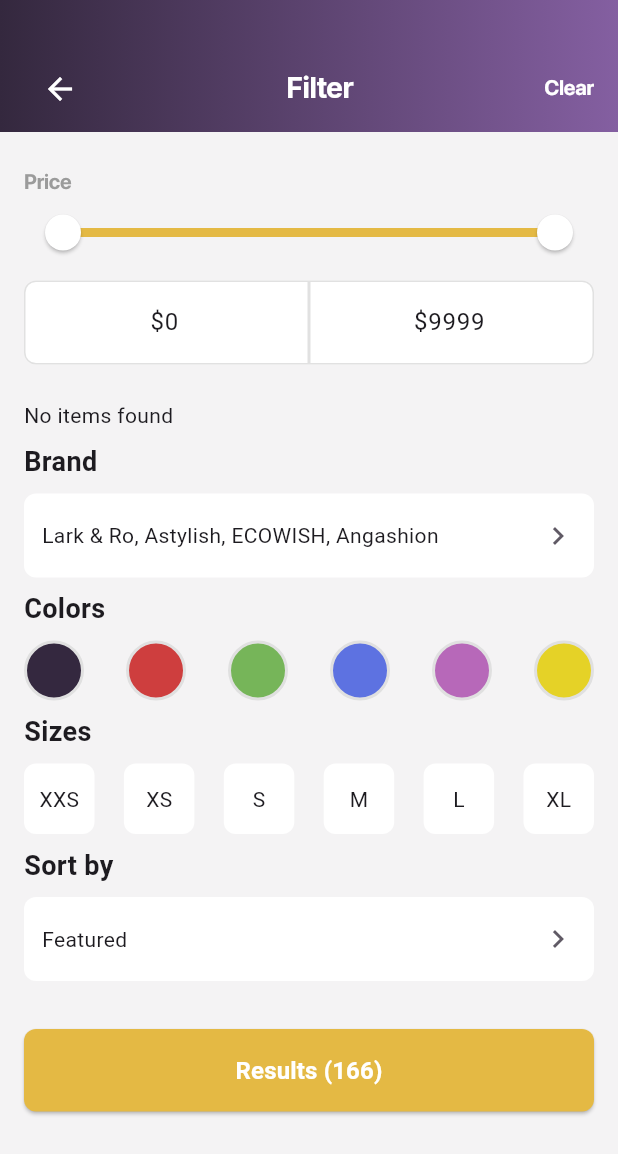
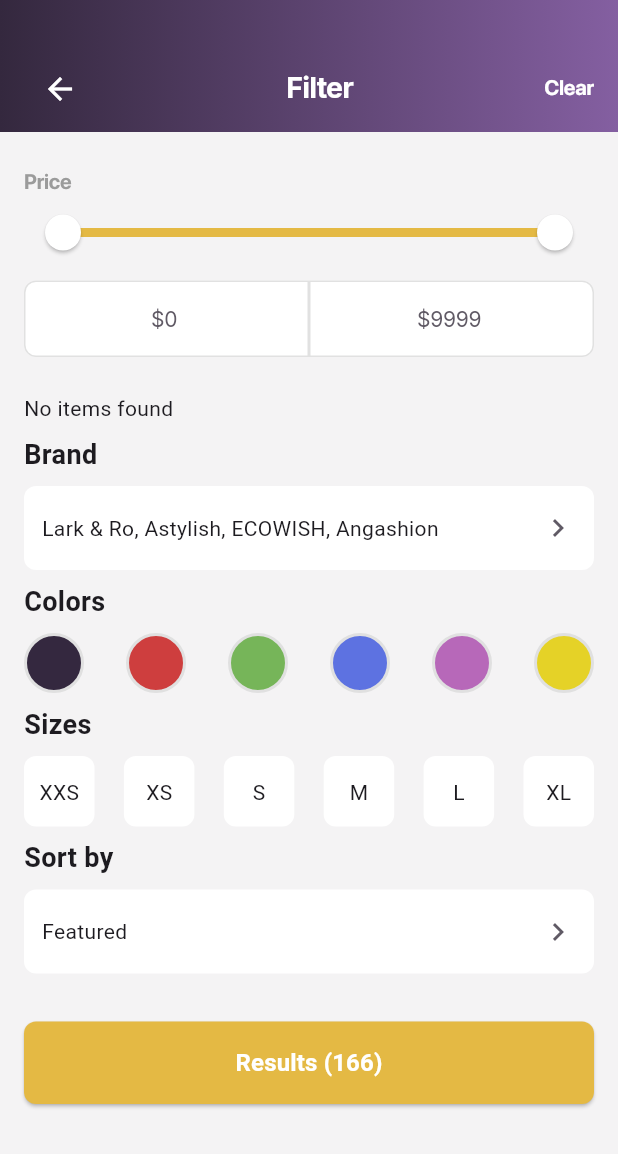
Before and after one commit to DenisGrudin1n/Ecommerce-App, a Flutter app: the screen it shows after launch, on a phone screen of 412 x 824 dp. Shown: the top 1154 px of the screen. Run offline on Flutter 3.47's test engine with Material 3 defaults, Android fonts, the phone set to English and light mode, and no system bars; our stand-ins replace auto_route, bloc, cloud_firestore, country_picker, equatable, firebase_auth and 8 more; accounts and stored records are empty; generated files the repository leaves out were written again.

Commit message:
upd: some small ui updates and code refactoring in filter page

```diff
--- a/lib/core/l10n/arb/app_en.arb
+++ b/lib/core/l10n/arb/app_en.arb
@@ -30,6 +30,8 @@
     "itemsPageFeaturedText": "Featured",
     "filterPageClearText": "Clear",
     "filterPageFilterText": "Filter",
+    "filterPagePriceText": "Price",
+    "filterPageCategoriesText": "Categories",
     "bottomNavBarHomeText": "Home",
     "bottomNavBarCatalogueText": "Catalogue",
     "bottomNavBarFavoriteText": "Favorite",
--- a/lib/core/theme/icons.dart
+++ b/lib/core/theme/icons.dart
@@ -124,4 +124,16 @@ class AppIcons {
       ),
     ],
   );
+
+  static const Icon filterPageCategoriesOpenedIcon = Icon(
+    Icons.keyboard_arrow_down,
+    color: AppColors.greyColor,
+    size: 28,
+  );
+
+  static const Icon filterPageCategoriesNotOpenedIcon = Icon(
+    Icons.arrow_forward_ios,
+    color: AppColors.greyColor,
+    size: 18,
+  );
 }
--- a/lib/core/theme/text_styles.dart
+++ b/lib/core/theme/text_styles.dart
@@ -371,11 +371,19 @@ class FilterPageTextStyles {
     letterSpacing: -0.15,
   );
 
-  static TextStyle priceTextStyle = const TextStyle(
+  static TextStyle sectionNameTextStyle = const TextStyle(
     fontFamily: 'SFProDisplay',
     fontSize: 14,
     fontWeight: FontWeight.w600,
     color: AppColors.greyColor,
+    height: 19 / 14,
+    letterSpacing: -0.15,
+  );
+
+  static TextStyle valueTextStyle = GoogleFonts.inter(
+    fontSize: 14,
+    fontWeight: FontWeight.w400,
+    color: AppColors.darkGreyColor,
     height: 19 / 14,
     letterSpacing: -0.15,
   );
--- a/lib/src/features/home/presentation/pages/filter_page/widgets/categories_section.dart
+++ b/lib/src/features/home/presentation/pages/filter_page/widgets/categories_section.dart
@@ -1,5 +1,7 @@
 import 'package:ecommerce_app/core/l10n/l10n.dart';
 import 'package:ecommerce_app/core/theme/colors.dart';
+import 'package:ecommerce_app/core/theme/icons.dart';
+import 'package:ecommerce_app/core/theme/text_styles.dart';
 import 'package:ecommerce_app/src/features/home/models/items_categories_model.dart';
 import 'package:ecommerce_app/src/features/home/presentation/pages/filter_page/bloc/filter_bloc.dart';
 import 'package:ecommerce_app/src/features/home/presentation/pages/filter_page/bloc/filter_event.dart';
@@ -47,18 +49,15 @@ class _CategoriesSectionState extends State<CategoriesSection> {
     }
 
     if (categoriesErrorMessage.isNotEmpty) {
-      return Center(child: Text('Error: $categoriesErrorMessage'));
+      return Center(child: Text(categoriesErrorMessage));
     }
 
     return Column(
       crossAxisAlignment: CrossAxisAlignment.start,
       children: [
-        const Text(
-          'Categories',
-          style: TextStyle(
-            fontSize: 18,
-            fontWeight: FontWeight.bold,
-          ),
+        Text(
+          context.localization.filterPageCategoriesText,
+          style: FilterPageTextStyles.sectionNameTextStyle,
         ),
         const SizedBox(height: 8),
         GestureDetector(
@@ -71,7 +70,7 @@ class _CategoriesSectionState extends State<CategoriesSection> {
             decoration: BoxDecoration(
               color: AppColors.whiteColor,
               borderRadius: BorderRadius.circular(8),
-              border: Border.all(color: AppColors.darkGreyColor),
+              border: Border.all(color: AppColors.greyColor, width: 0.5),
             ),
             child: Row(
               mainAxisAlignment: MainAxisAlignment.spaceBetween,
@@ -80,13 +79,13 @@ class _CategoriesSectionState extends State<CategoriesSection> {
                   child: Text(
                     selectedCategory,
                     overflow: TextOverflow.ellipsis,
-                    style: const TextStyle(fontSize: 16),
+                    style: FilterPageTextStyles.valueTextStyle,
                   ),
                 ),
-                Icon(
-                  isDropdownOpen ? Icons.arrow_drop_up : Icons.arrow_drop_down,
-                  color: AppColors.darkGreyColor,
-                ),
+                if (isDropdownOpen)
+                  AppIcons.filterPageCategoriesOpenedIcon
+                else
+                  AppIcons.filterPageCategoriesNotOpenedIcon,
               ],
             ),
           ),
@@ -110,7 +109,7 @@ class _CategoriesSectionState extends State<CategoriesSection> {
                   color: AppColors.whiteColor,
                   borderRadius: BorderRadius.circular(8),
                   border: Border.all(
-                    color: AppColors.darkGreyColor,
+                    color: AppColors.greyColor,
                     width: 0.5,
                   ),
                 ),
@@ -121,7 +120,7 @@ class _CategoriesSectionState extends State<CategoriesSection> {
                       child: Text(
                         category.name,
                         overflow: TextOverflow.ellipsis,
-                        style: const TextStyle(fontSize: 14),
+                        style: FilterPageTextStyles.valueTextStyle,
                       ),
                     ),
                     if (selectedCategory == category.name)
--- a/lib/src/features/home/presentation/pages/filter_page/widgets/price_section.dart
+++ b/lib/src/features/home/presentation/pages/filter_page/widgets/price_section.dart
@@ -1,3 +1,4 @@
+import 'package:ecommerce_app/core/l10n/l10n.dart';
 import 'package:ecommerce_app/core/theme/colors.dart';
 import 'package:ecommerce_app/core/theme/text_styles.dart';
 import 'package:ecommerce_app/src/features/home/presentation/pages/filter_page/bloc/filter_bloc.dart';
@@ -60,8 +61,8 @@ class _PriceSectionState extends State<PriceSection> {
       children: [
         // Price label
         Text(
-          'Price',
-          style: FilterPageTextStyles.priceTextStyle,
+          context.localization.filterPagePriceText,
+          style: FilterPageTextStyles.sectionNameTextStyle,
         ),
 
         // Applying custom theme for RangeSlider
@@ -69,11 +70,11 @@ class _PriceSectionState extends State<PriceSection> {
           data: SliderTheme.of(context).copyWith(
             activeTrackColor: AppColors.yellowColor,
             inactiveTrackColor: AppColors.lightGreyColor,
-            thumbColor: Colors.white,
+            thumbColor: AppColors.whiteColor,
             thumbShape: const RoundSliderThumbShape(
               enabledThumbRadius: 12,
             ),
-            overlayColor: Colors.black.withOpacity(0.1),
+            overlayColor: AppColors.blackColor.withOpacity(0.1),
             overlayShape: const RoundSliderOverlayShape(),
             trackHeight: 4,
             rangeThumbShape: const RoundRangeSliderThumbShape(
@@ -99,7 +100,7 @@ class _PriceSectionState extends State<PriceSection> {
           mainAxisAlignment: MainAxisAlignment.spaceBetween,
           children: [
             // Minimum price input
-            _buildLeftPriceInputField(
+            _buildPriceInputField(
               controller: minPriceController,
               onEditingComplete: () {
                 final minValue = minPriceController.text.isEmpty
@@ -112,10 +113,14 @@ class _PriceSectionState extends State<PriceSection> {
                     .read<FilterBloc>()
                     .add(ChangeMinValueEvent(minValue.toDouble()));
               },
+              borderRadius: const BorderRadius.only(
+                bottomLeft: Radius.circular(8),
+                topLeft: Radius.circular(8),
+              ),
             ),
 
             // Maximum price input
-            _buildRightPriceInputField(
+            _buildPriceInputField(
               controller: maxPriceController,
               onEditingComplete: () {
                 final maxValue = maxPriceController.text.isEmpty
@@ -128,6 +133,10 @@ class _PriceSectionState extends State<PriceSection> {
                     .read<FilterBloc>()
                     .add(ChangeMaxValueEvent(maxValue.toDouble()));
               },
+              borderRadius: const BorderRadius.only(
+                bottomRight: Radius.circular(8),
+                topRight: Radius.circular(8),
+              ),
             ),
           ],
         ),
@@ -136,90 +145,34 @@ class _PriceSectionState extends State<PriceSection> {
   }
 
   // Function to build price input fields for min/max
-  Widget _buildLeftPriceInputField({
+  Widget _buildPriceInputField({
     required TextEditingController controller,
     required VoidCallback onEditingComplete,
+    required BorderRadius borderRadius,
   }) {
     return Expanded(
       child: TextFormField(
         controller: controller,
         keyboardType: TextInputType.number,
-        decoration: const InputDecoration(
+        style: FilterPageTextStyles.valueTextStyle,
+        decoration: InputDecoration(
           filled: true,
           fillColor: AppColors.whiteColor,
           border: OutlineInputBorder(
-            borderRadius: BorderRadius.only(
-              bottomLeft: Radius.circular(8),
-              topLeft: Radius.circular(8),
-            ),
-            borderSide: BorderSide(
+            borderRadius: borderRadius,
+            borderSide: const BorderSide(
               color: AppColors.lightGreyColor,
             ),
           ),
           focusedBorder: OutlineInputBorder(
-            borderRadius: BorderRadius.only(
-              bottomLeft: Radius.circular(8),
-              topLeft: Radius.circular(8),
-            ),
-            borderSide: BorderSide(
+            borderRadius: borderRadius,
+            borderSide: const BorderSide(
               color: AppColors.lightGreyColor,
             ),
           ),
           enabledBorder: OutlineInputBorder(
-            borderRadius: BorderRadius.only(
-              bottomLeft: Radius.circular(8),
-              topLeft: Radius.circular(8),
-            ),
-            borderSide: BorderSide(
-              color: AppColors.lightGreyColor,
-            ),
-          ),
-        ),
-        textAlign: TextAlign.center,
-        onEditingComplete: onEditingComplete,
-        onFieldSubmitted: (value) {
-          onEditingComplete();
-        },
-        inputFormatters: [
-          LengthLimitingTextInputFormatter(5),
-        ],
-      ),
-    );
-  }
-
-  Widget _buildRightPriceInputField({
-    required TextEditingController controller,
-    required VoidCallback onEditingComplete,
-  }) {
-    return Expanded(
-      child: TextFormField(
-        controller: controller,
-        keyboardType: TextInputType.number,
-        decoration: const InputDecoration(
-          filled: true,
-          fillColor: AppColors.whiteColor,
-          border: OutlineInputBorder(
-            borderRadius: BorderRadius.only(
-              bottomRight: Radius.circular(8),
-              topRight: Radius.circular(8),
-            ),
-            borderSide: BorderSide(color: AppColors.lightGreyColor),
-          ),
-          focusedBorder: OutlineInputBorder(
-            borderRadius: BorderRadius.only(
-              bottomRight: Radius.circular(8),
-              topRight: Radius.circular(8),
-            ),
-            borderSide: BorderSide(
-              color: AppColors.lightGreyColor,
-            ),
-          ),
-          enabledBorder: OutlineInputBorder(
-            borderRadius: BorderRadius.only(
-              bottomRight: Radius.circular(8),
-              topRight: Radius.circular(8),
-            ),
-            borderSide: BorderSide(
+            borderRadius: borderRadius,
+            borderSide: const BorderSide(
               color: AppColors.lightGreyColor,
             ),
           ),
```
